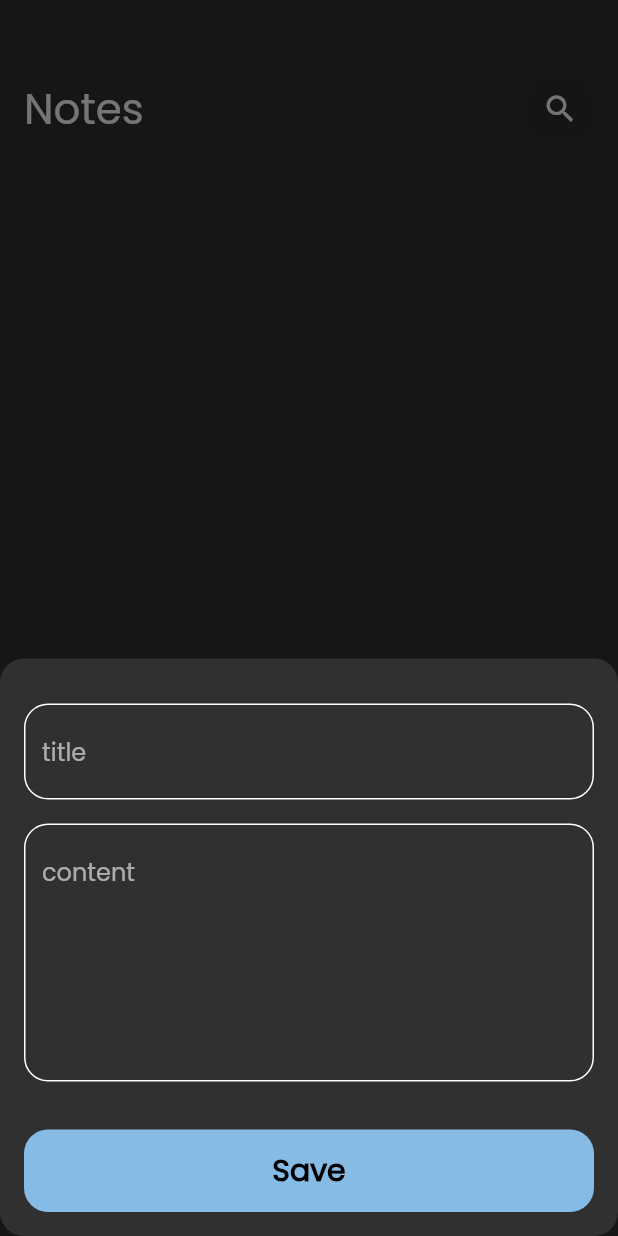
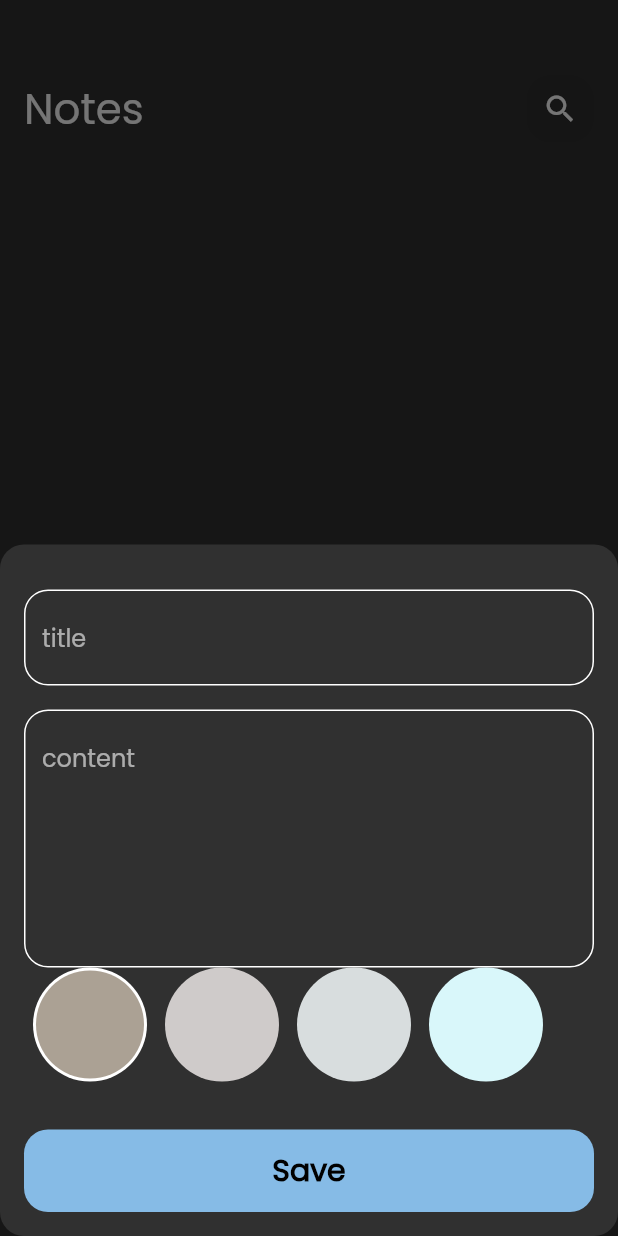
Before and after one commit to ayaessam138/note-app, a Flutter app: the screen it shows after launch, after a tap on the "add" icon, on a phone screen of 412 x 824 dp. Run offline on Flutter 3.47's test engine with Material 2 defaults, Android fonts, the phone set to English and light mode, and no system bars; our stand-ins replace bloc, flutter_bloc, hive, hive_flutter, modal_progress_hud_nsn; accounts and stored records are empty.

Commit message:
edit &delte note &addcolors to note

```diff
--- a/lib/cubits/cubit/addnotes_cubit/addnotes_cubit.dart
+++ b/lib/cubits/cubit/addnotes_cubit/addnotes_cubit.dart
@@ -1,4 +1,5 @@
 import 'package:bloc/bloc.dart';
+import 'package:flutter/material.dart';
 import 'package:hive/hive.dart';
 import 'package:meta/meta.dart';
 import 'package:notes/constants.dart';
@@ -9,8 +10,9 @@ part 'addnotes_state.dart';
 
 class AddnotesCubit extends Cubit<AddnotesState> {
   AddnotesCubit() : super(AddnotesInitial());
-
+  Color color = Color(0xffABA194);
   Addnote(addnote note) async {
+    note.color = color.value;
     emit(Addnotesloading());
     try {
       var notebox = Hive.box<addnote>(knotesbox);
--- a/lib/cubits/cubit/readnotes_cubit/readnotes_cubit.dart
+++ b/lib/cubits/cubit/readnotes_cubit/readnotes_cubit.dart
@@ -13,5 +13,6 @@ class ReadnotesCubit extends Cubit<ReadnotesState> {
   fetchnotes() async {
     var notebox = Hive.box<addnote>(knotesbox);
     noteslist = notebox.values.toList();
+    emit(Readnotessucess());
   }
 }
--- a/lib/cubits/cubit/readnotes_cubit/readnotes_state.dart
+++ b/lib/cubits/cubit/readnotes_cubit/readnotes_state.dart
@@ -4,3 +4,5 @@ part of 'readnotes_cubit.dart';
 abstract class ReadnotesState {}
 
 class ReadnotesInitial extends ReadnotesState {}
+
+class Readnotessucess extends ReadnotesState {}
--- a/lib/models/addnote.dart
+++ b/lib/models/addnote.dart
@@ -10,11 +10,11 @@ class addnote extends HiveObject {
     required this.color,
   });
   @HiveField(0)
-  final String title;
+ String title;
   @HiveField(1)
-  final String subtitle;
+ String subtitle;
   @HiveField(2)
   final String date;
   @HiveField(3)
-  final int color;
+ int color;
 }
--- a/lib/weidgets/mainAndAddview/addnoteform.dart
+++ b/lib/weidgets/mainAndAddview/addnoteform.dart
@@ -2,6 +2,7 @@ import 'package:flutter/material.dart';
 import 'package:flutter_bloc/flutter_bloc.dart';
 import 'package:notes/cubits/cubit/addnotes_cubit/addnotes_cubit.dart';
 import 'package:notes/models/addnote.dart';
+import 'package:notes/weidgets/mainAndAddview/colorslistview.dart';
 import 'package:notes/weidgets/mainAndAddview/cusstomtextfield.dart';
 import 'package:notes/weidgets/mainAndAddview/custtombutton.dart';
 import 'package:intl/intl.dart';
@@ -45,6 +46,7 @@ class _addnoteformState extends State<addnoteform> {
             hint: 'content',
             maxlines: 6,
           ),
+          colorlistview(),
           const SizedBox(
             height: 32,
           ),
--- /dev/null
+++ b/lib/weidgets/mainAndAddview/colorslistview.dart
@@ -0,0 +1,65 @@
+import 'package:flutter/material.dart';
+import 'package:flutter_bloc/flutter_bloc.dart';
+import 'package:notes/cubits/cubit/addnotes_cubit/addnotes_cubit.dart';
+
+class coloritem extends StatelessWidget {
+  final bool ischossen;
+  final Color color;
+  coloritem({required this.ischossen, required this.color});
+  @override
+  Widget build(BuildContext context) {
+    return ischossen
+        ? CircleAvatar(
+            radius: 38,
+            backgroundColor: Colors.white,
+            child: CircleAvatar(
+              radius: 36,
+              backgroundColor: color,
+            ),
+          )
+        : CircleAvatar(
+            radius: 38,
+            backgroundColor: color,
+          );
+  }
+}
+
+class colorlistview extends StatefulWidget {
+  @override
+  State<colorlistview> createState() => _colorlistviewState();
+}
+
+class _colorlistviewState extends State<colorlistview> {
+  List<Color> colorlist = [
+    Color(0xffABA194),
+    Color(0xffCFCBCA),
+    Color(0xffD8DDDE),
+    Color(0xffD9F7FA)
+  ];
+  int currentindex = 0;
+  @override
+  Widget build(BuildContext context) {
+    return SizedBox(
+      height: 76,
+      child: ListView.builder(
+          itemCount: colorlist.length,
+          scrollDirection: Axis.horizontal,
+          itemBuilder: (context, index) {
+            return Padding(
+              padding: const EdgeInsets.symmetric(horizontal: 6),
+              child: GestureDetector(
+                  onTap: () {
+                    currentindex = index;
+                    BlocProvider.of<AddnotesCubit>(context).color =
+                        colorlist[index];
+                    setState(() {});
+                  },
+                  child: coloritem(
+                    ischossen: currentindex == index,
+                    color: colorlist[index],
+                  )),
+            );
+          }),
+    );
+  }
+}
--- a/lib/weidgets/mainAndAddview/cusstomappbar.dart
+++ b/lib/weidgets/mainAndAddview/cusstomappbar.dart
@@ -5,9 +5,11 @@ class Custoumappbar extends StatelessWidget {
   Custoumappbar({
     required this.title,
     required this.icon,
+    this.onpressed
   });
   final String title;
   final IconData icon;
+  final void Function()? onpressed;
   @override
   Widget build(BuildContext context) {
     return Row(
@@ -18,7 +20,7 @@ class Custoumappbar extends StatelessWidget {
         ),
         Spacer(),
         cusstomsearchicon(
-          icon: icon,
+          icon: icon, onpressed: onpressed
         )
       ],
     );
--- a/lib/weidgets/mainAndAddview/cusstomsearchicon.dart
+++ b/lib/weidgets/mainAndAddview/cusstomsearchicon.dart
@@ -1,8 +1,9 @@
 import 'package:flutter/material.dart';
 
 class cusstomsearchicon extends StatelessWidget {
-  const cusstomsearchicon({super.key, required this.icon});
+  const cusstomsearchicon({super.key, required this.icon, this.onpressed});
   final IconData icon;
+  final void Function()? onpressed;
   @override
   Widget build(BuildContext context) {
     return Container(
@@ -12,8 +13,10 @@ class cusstomsearchicon extends StatelessWidget {
           color: Colors.black.withOpacity(0.05),
           borderRadius: BorderRadius.circular(16)),
       child: Center(
-        child: Icon(icon),
-      ),
+          child: IconButton(
+        icon: Icon(icon),
+        onPressed: () {},
+      )),
     );
   }
 }
--- a/lib/weidgets/mainAndAddview/cusstomtextfield.dart
+++ b/lib/weidgets/mainAndAddview/cusstomtextfield.dart
@@ -2,13 +2,15 @@ import 'package:flutter/material.dart';
 import 'package:notes/constants.dart';
 
 class custtomtextfield extends StatelessWidget {
-  custtomtextfield({required this.hint, this.maxlines = 1, this.onsaved});
+  custtomtextfield({required this.hint, this.maxlines = 1, this.onsaved, this.onchanged});
   final String hint;
   final int maxlines;
   final void Function(String?)? onsaved;
+  final Function(String)? onchanged;
   @override
   Widget build(BuildContext context) {
     return TextFormField(
+        onChanged: onchanged,
         onSaved: onsaved,
         validator: (value) {
           if (value?.isEmpty ?? true) {
```
Also changed, not shown: lib/view/edinote_view.dart (+7 -3 lines), lib/weidgets/editview/editnoteviewbody.dart (+32 -5 lines), lib/weidgets/mainAndAddview/notesitem.dart (+9 -2 lines).
